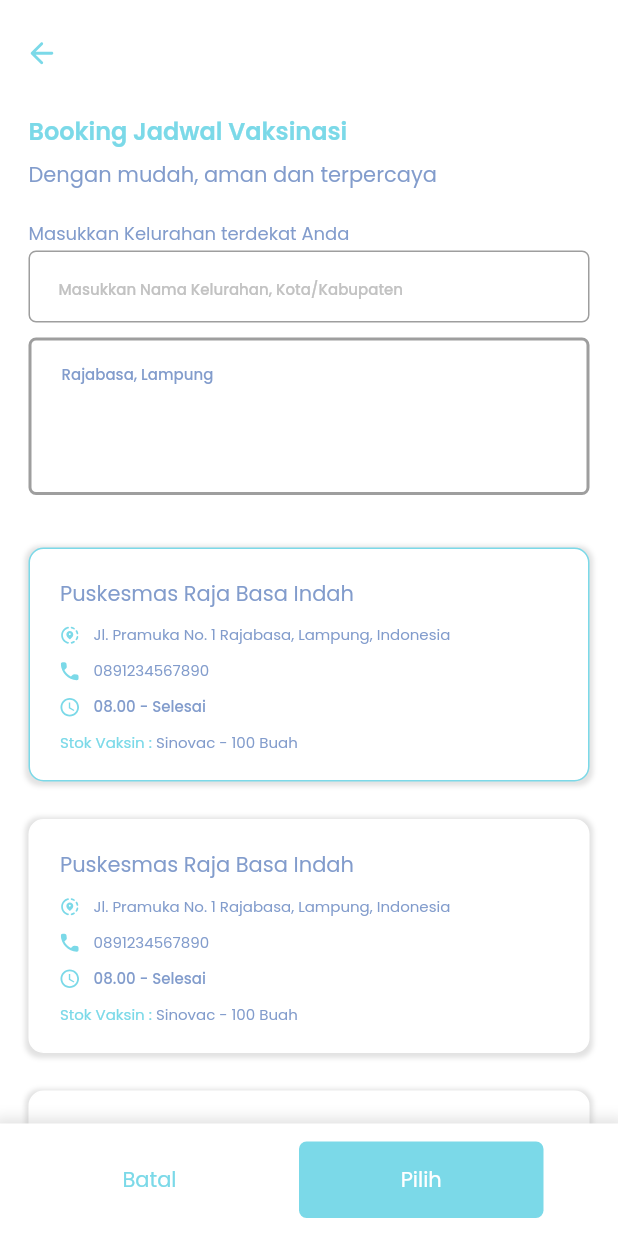
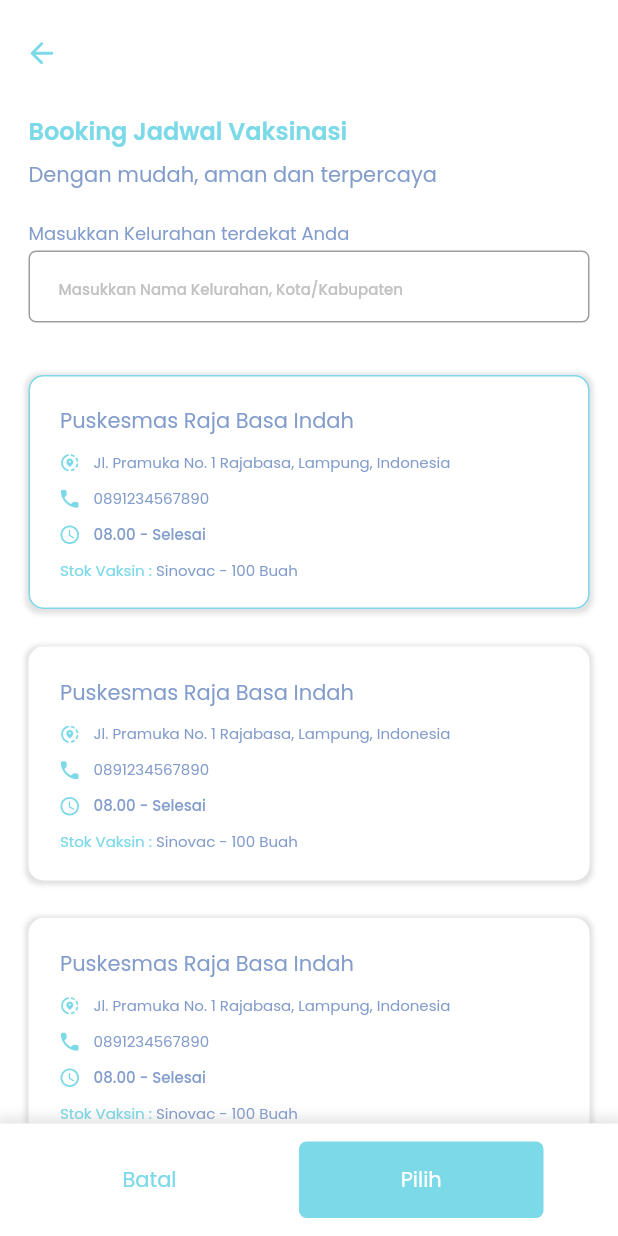
Before and after one commit to CapstoneProject-BookingVaccineSystem/bookingvaccine-apk, a Flutter app: the VaksinasiScreen screen opened by its route, after a tap on "Puskesmas Raja Basa Indah", on a phone screen of 412 x 824 dp. Run offline on Flutter 3.47's test engine with Material 2 defaults, Android fonts, the phone set to English and light mode, and no system bars; drawn by our look-alikes of delayed_display; our stand-ins replace dio, dropdown_button2, email_validator, flutter_svg, google_fonts, page_transition; missing offline and left inert: expansion_widget.

```diff
--- a/lib/screen/vaksinasi/vaksinasi_screen.dart
+++ b/lib/screen/vaksinasi/vaksinasi_screen.dart
@@ -84,7 +84,11 @@ class VaksinasiScreen extends StatelessWidget {
                           textInputAction: TextInputAction.done,
                           readOnly: true,
                           onTap: () {
+                            if (value.clickKelurahan == false) {
                               value.changeClickKelurahan(true);
+                            } else {
+                              value.changeClickKelurahan(false);
+                            }
                           },
                           style: const TextStyle(color: Colors.grey),
                           decoration: InputDecoration(
@@ -107,10 +111,15 @@ class VaksinasiScreen extends StatelessWidget {
                             ),
                           ),
                         ),
+                        if (value.clickKelurahan == true) ...{
                           const SizedBox(
                             height: 10,
                           ),
-                        Container(
+                          DelayedDisplay(
+                            delay: const Duration(microseconds: 250),
+                            slidingCurve: Curves.easeInOut,
+                            slidingBeginOffset: const Offset(0.0, -0.3),
+                            child: Container(
                               height: 105,
                               padding: const EdgeInsets.all(10),
                               decoration: BoxDecoration(
@@ -122,7 +131,12 @@ class VaksinasiScreen extends StatelessWidget {
                               ),
                               child: Column(
                                 children: [
-                              GestureDetector(
+                                  SizedBox(
+                                    height: 80,
+                                    child: ListView.builder(
+                                      itemCount: 3,
+                                      itemBuilder: (context, index) {
+                                        return GestureDetector(
                                           onTap: () {},
                                           child: Container(
                                             height: 25.67,
@@ -139,10 +153,15 @@ class VaksinasiScreen extends StatelessWidget {
                                               ),
                                             ),
                                           ),
+                                        );
+                                      },
                                     ),
+                                  )
                                 ],
                               ),
                             ),
+                          )
+                        },
                         const SizedBox(
                           height: 20,
                         ),
```
Lines whose indentation alone changed are shown as unchanged.
